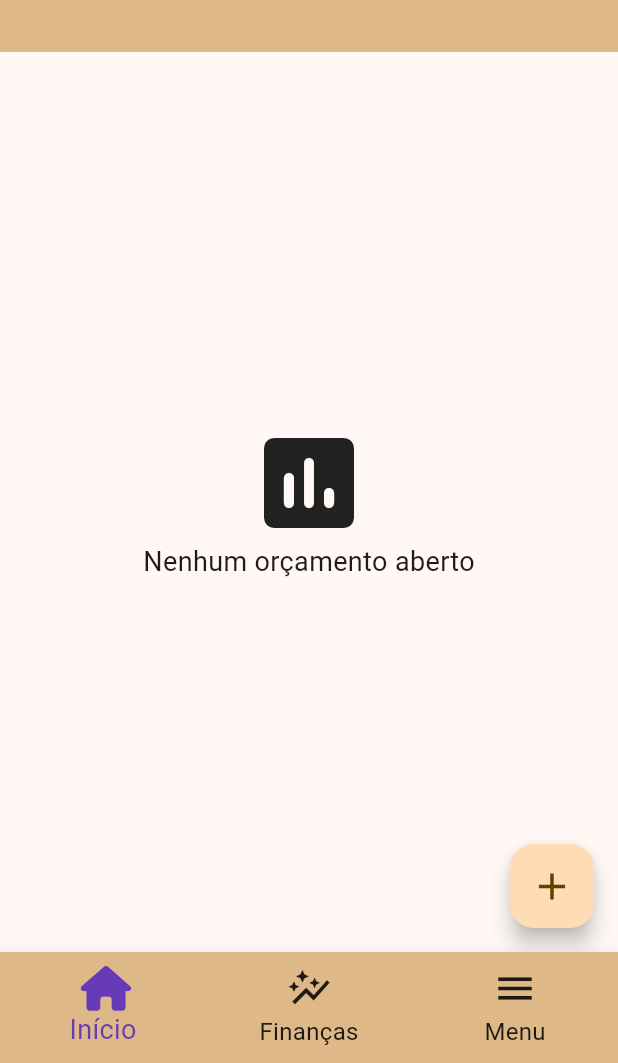
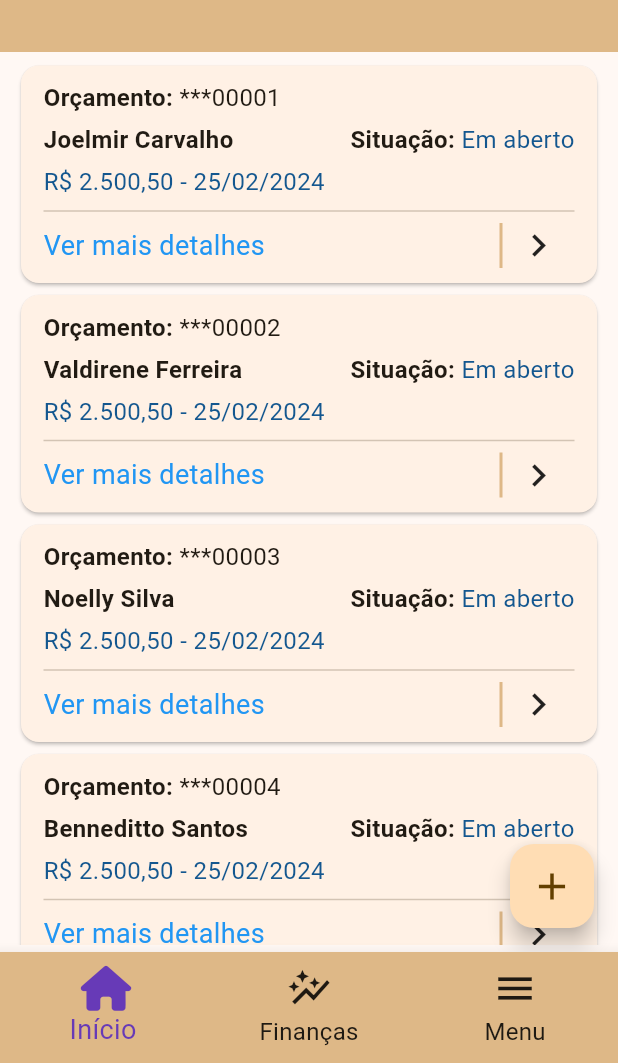
Before and after one commit to Jo-Analyst/js-budget, a Flutter app: the screen it shows after launch, on a phone screen of 412 x 824 dp, the part 173-1236 px from its top. Run offline on Flutter 3.47's test engine with Material 3 defaults, Android fonts, the light colour scheme and no system bars; our stand-ins replace font_awesome_flutter, sqflite; accounts and stored records are empty; Roboto replaces fonts that are missing (Anta).

Commit message:
Contrução do código detalhes orçamento

```diff
--- a/lib/src/pages/home/home_page.dart
+++ b/lib/src/pages/home/home_page.dart
@@ -1,6 +1,7 @@
 import 'package:flutter/material.dart';
-import 'package:js_budget/src/pages/home/widgets/finacial_last.widget.dart';
+import 'package:js_budget/src/pages/widgets/more_details_widget.dart';
 import 'package:js_budget/src/themes/light_theme.dart';
+import 'package:js_budget/src/utils/utils_service.dart';
 
 class HomePage extends StatelessWidget {
   const HomePage({super.key});
@@ -8,6 +9,37 @@ class HomePage extends StatelessWidget {
   @override
   Widget build(BuildContext context) {
     var theme = Theme.of(context);
+    List<Map<String, dynamic>> budgets = [
+      {
+        "id": 1,
+        "name": "Joelmir Carvalho",
+        "situation": "Em aberto",
+        "value": 2500.5,
+        "date": "25/02/2024",
+      },
+      {
+        "id": 2,
+        "name": "Valdirene Ferreira",
+        "situation": "Em aberto",
+        "value": 2500.5,
+        "date": "25/02/2024",
+      },
+      {
+        "id": 3,
+        "name": "Noelly Silva",
+        "situation": "Em aberto",
+        "value": 2500.5,
+        "date": "25/02/2024",
+      },
+      {
+        "id": 4,
+        "name": "Benneditto Santos",
+        "situation": "Em aberto",
+        "value": 2500.5,
+        "date": "25/02/2024",
+      },
+    ];
+
     return Scaffold(
       appBar: AppBar(
         toolbarHeight: 150,
@@ -78,7 +110,8 @@ class HomePage extends StatelessWidget {
           ],
         ),
       ),
-      body: const Center(
+      body: budgets.isEmpty
+          ? const Center(
               child: Column(
                 mainAxisSize: MainAxisSize.min,
                 children: [
@@ -91,6 +124,110 @@ class HomePage extends StatelessWidget {
                     style: textTitleSmall,
                   ),
                 ],
+              ),
+            )
+          : Padding(
+              padding: const EdgeInsets.symmetric(
+                horizontal: 10,
+                vertical: 5,
+              ),
+              child: ListView.builder(
+                itemCount: budgets.length,
+                itemBuilder: (context, index) {
+                  final budget = budgets[index];
+                  return Card(
+                    child: Padding(
+                      padding: const EdgeInsets.symmetric(
+                        horizontal: 15,
+                        vertical: 10,
+                      ),
+                      child: Column(
+                        crossAxisAlignment: CrossAxisAlignment.start,
+                        children: [
+                          Align(
+                            alignment: Alignment.centerLeft,
+                            child: Text.rich(
+                              TextSpan(
+                                children: [
+                                  const TextSpan(
+                                    text: 'Orçamento: ',
+                                    style:
+                                        TextStyle(fontWeight: FontWeight.w700),
+                                  ),
+                                  TextSpan(
+                                    text:
+                                        '***${budget['id'].toString().padLeft(5, '0')}',
+                                    style: const TextStyle(fontFamily: 'Anta'),
+                                  ),
+                                ],
+                                style: TextStyle(
+                                  fontSize:
+                                      theme.textTheme.titleSmall!.fontSize,
+                                ),
+                              ),
+                            ),
+                          ),
+                          const SizedBox(height: 5),
+                          Row(
+                            mainAxisAlignment: MainAxisAlignment.spaceBetween,
+                            children: [
+                              Text(
+                                '${budget['name']}',
+                                style: TextStyle(
+                                  fontSize:
+                                      theme.textTheme.titleSmall!.fontSize,
+                                  fontWeight: FontWeight.w700,
+                                ),
+                              ),
+                              Text.rich(
+                                TextSpan(
+                                  children: [
+                                    const TextSpan(
+                                      text: 'Situação: ',
+                                      style: TextStyle(
+                                          fontWeight: FontWeight.w700),
+                                    ),
+                                    TextSpan(
+                                      text: budget['situation'],
+                                      style: const TextStyle(
+                                        color: Color.fromARGB(255, 20, 87, 143),
+                                      ),
+                                    ),
+                                  ],
+                                  style: TextStyle(
+                                    fontSize:
+                                        theme.textTheme.titleSmall!.fontSize,
+                                  ),
+                                ),
+                              ),
+                            ],
+                          ),
+                          const SizedBox(height: 5),
+                          Text.rich(
+                            TextSpan(
+                              children: [
+                                TextSpan(
+                                  text: UtilsService.priceToCurrency(
+                                      budget['value']),
+                                ),
+                                TextSpan(
+                                  text: ' - ${budget['date']}',
+                                ),
+                              ],
+                              style: TextStyle(
+                                fontSize: theme.textTheme.titleSmall!.fontSize,
+                                fontFamily: 'Anta',
+                                color: const Color.fromARGB(255, 20, 87, 143),
+                              ),
+                            ),
+                          ),
+                          const Divider(),
+                          const MoreDetailsWidget()
+                        ],
+                      ),
+                    ),
+                  );
+                },
               ),
             ),
       floatingActionButtonLocation: FloatingActionButtonLocation.endFloat,
--- /dev/null
+++ b/lib/src/pages/widgets/more_details_widget.dart
@@ -0,0 +1,41 @@
+import 'package:flutter/material.dart';
+import 'package:js_budget/src/themes/light_theme.dart';
+
+class MoreDetailsWidget extends StatelessWidget {
+  const MoreDetailsWidget({super.key});
+
+  @override
+  Widget build(BuildContext context) {
+    return Row(
+      mainAxisAlignment: MainAxisAlignment.spaceBetween,
+      children: [
+        Text(
+          'Ver mais detalhes',
+          style: TextStyle(
+            color: Colors.blue,
+            fontSize: textTitleSmall.fontSize,
+          ),
+        ),
+        GestureDetector(
+          onTap: () {},
+          child: Container(
+            alignment: Alignment.center,
+            width: 50,
+            decoration: BoxDecoration(
+              border: Border(
+                left: BorderSide(
+                  color: Theme.of(context).primaryColor,
+                  width: 2,
+                ),
+              ),
+            ),
+            child: const Icon(
+              Icons.keyboard_arrow_right,
+              size: 30,
+            ),
+          ),
+        )
+      ],
+    );
+  }
+}
```
Lines whose indentation alone changed are shown as unchanged.
